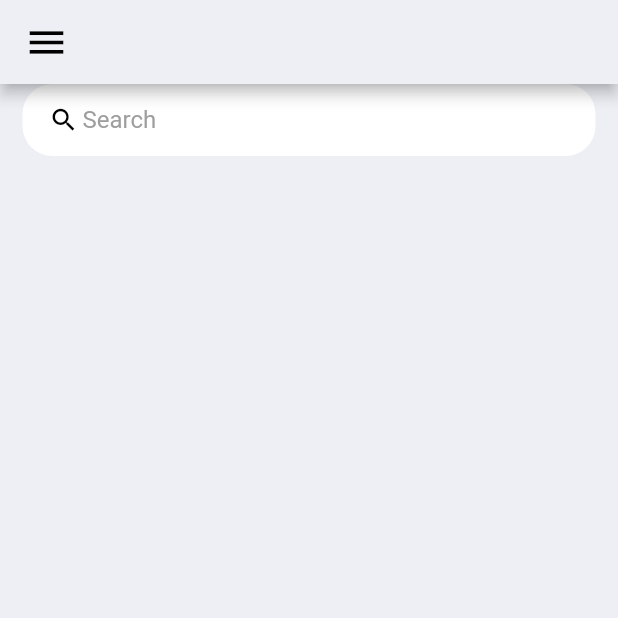
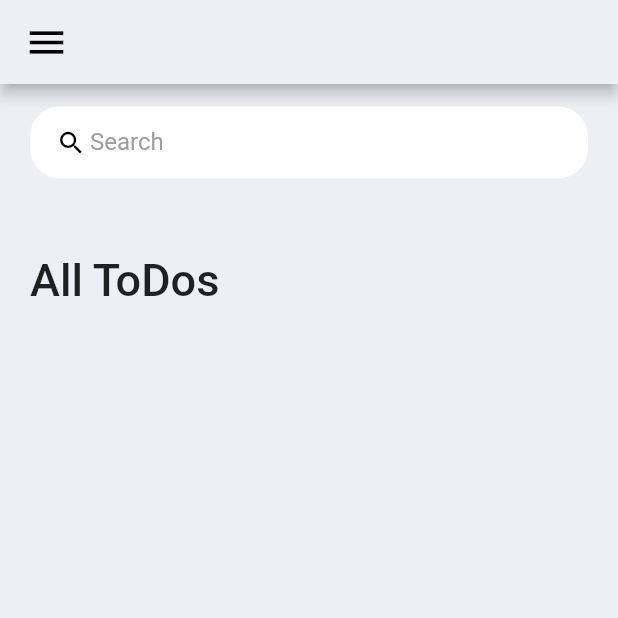
Before and after one commit to 7beat/Flutter, a Flutter app: the screen it shows after launch, on a phone screen of 412 x 824 dp, the top half of it. Run offline on Flutter 3.47's test engine with Material 2 defaults, Android fonts, the phone set to English and light mode, and no system bars.

```diff
--- a/lib/screens/home.dart
+++ b/lib/screens/home.dart
@@ -10,10 +10,29 @@ class Home extends StatelessWidget {
       backgroundColor: tdBGColor,
       appBar: _buildAppBar(),
       body: Container(
-        padding: EdgeInsets.symmetric(horizontal: 15),
+        padding: EdgeInsets.symmetric(
+          horizontal: 20,
+          vertical: 15,
+        ),
         child: Column(
           children: [
             searchBox(),
+            Expanded(
+                child: ListView(
+                  children: [
+                    Container(
+                      margin: EdgeInsets.only(top: 50, bottom: 20),
+                      child: Text(
+                        'All ToDos',
+                        style: TextStyle(
+                          fontSize: 30,
+                          fontWeight: FontWeight.w500,
+                        ),
+                      ),
+                    ),
+                  ],
+                )
+            )
           ],
         ),
       ),
@@ -21,29 +40,19 @@ class Home extends StatelessWidget {
     //throw UnimplementedError();
   }
 
-  Widget searchBox(){
+  Widget searchBox() {
     return Container(
-      padding:  EdgeInsets.symmetric(horizontal: 15),
+      padding: EdgeInsets.symmetric(horizontal: 15),
       decoration: BoxDecoration(
-          color: Colors.white,
-          borderRadius: BorderRadius.circular(20)
-      ),
+          color: Colors.white, borderRadius: BorderRadius.circular(20)),
       child: TextField(
         decoration: InputDecoration(
             contentPadding: EdgeInsets.all(0),
-            prefixIcon: Icon(
-                Icons.search,
-                color: Colors.black,
-                size: 20
-            ),
-            prefixIconConstraints: BoxConstraints(
-                maxHeight: 20,
-                minWidth: 25
-            ),
+            prefixIcon: Icon(Icons.search, color: Colors.black, size: 20),
+            prefixIconConstraints: BoxConstraints(maxHeight: 20, minWidth: 25),
             border: InputBorder.none,
             hintText: 'Search',
-            hintStyle: TextStyle(color: Colors.grey)
-        ),
+            hintStyle: TextStyle(color: Colors.grey)),
       ),
     );
   }
```
